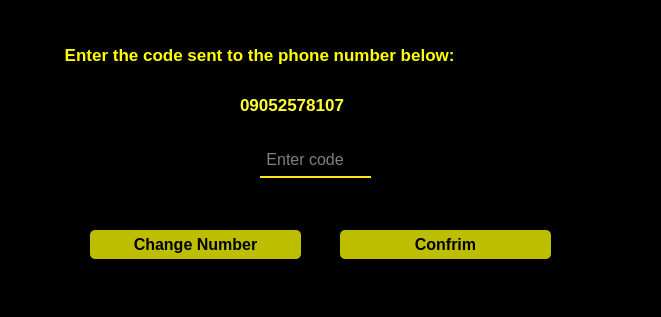
Above: untitled/verification.ui from MohamadKhavaran/M2-Massenger before the change. Below: the same form after it.
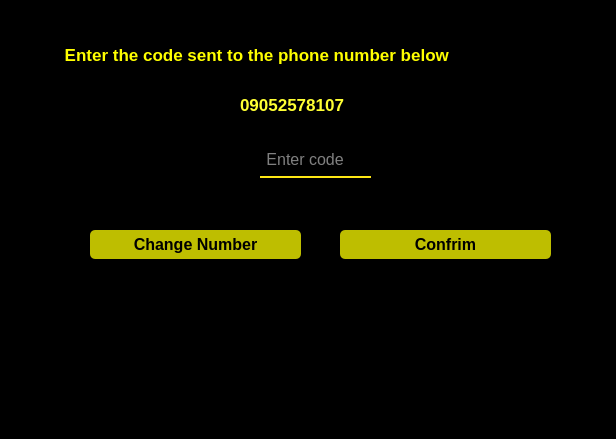
That is the form after the change.

What changed in the file:
```diff
--- a/untitled/verification.ui
+++ b/untitled/verification.ui
@@ -6,8 +6,8 @@
    <rect>
     <x>0</x>
     <y>0</y>
-    <width>661</width>
-    <height>317</height>
+    <width>616</width>
+    <height>439</height>
    </rect>
   </property>
   <property name="windowTitle">
@@ -64,7 +64,7 @@
     <string notr="true">color:rgb(255,255,0)	;</string>
    </property>
    <property name="text">
-    <string> Enter the code sent to the phone number below: </string>
+    <string> Enter the code sent to the phone number below</string>
    </property>
   </widget>
   <widget class="QLabel" name="PhoneNumber_label">
```
